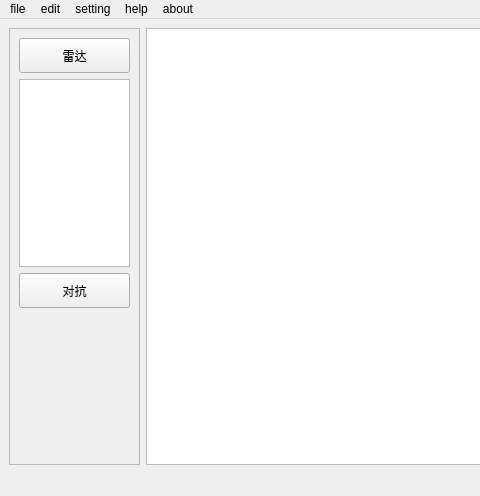
The window that prototype_v0719/mainwindownew.ui (Tangzixia/Digital-Prototype) describes before a commit, drawn with Qt 5; both pictures show x 0 to 480 and y 0 to 496 of the 810 by 496 pixel window.
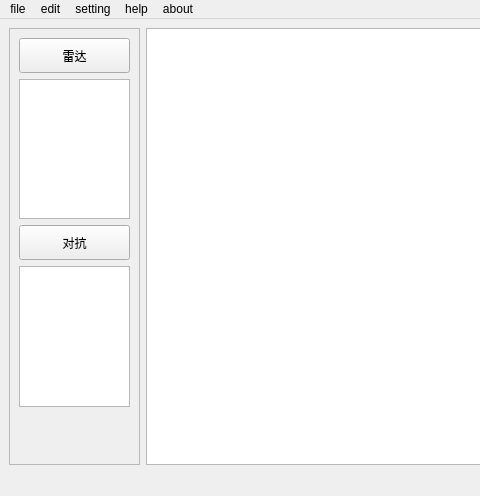
The same window after the commit. Custom widgets are drawn as their Qt base class.

```diff
--- a/prototype_v0719/mainwindownew.ui
+++ b/prototype_v0719/mainwindownew.ui
@@ -39,7 +39,7 @@
          <x>0</x>
          <y>0</y>
          <width>129</width>
-         <height>435</height>
+         <height>431</height>
         </rect>
        </property>
        <layout class="QVBoxLayout" name="verticalLayout_2">
@@ -108,6 +108,9 @@
             </property>
            </widget>
           </item>
+          <item>
+           <widget class="ECMDragListWidget" name="ECMListWidget"/>
+          </item>
          </layout>
         </item>
         <item>
@@ -199,7 +202,12 @@
   <customwidget>
    <class>DragListWidget</class>
    <extends>QListWidget</extends>
-   <header location="global">draglistwidget.h</header>
+   <header>draglistwidget.h</header>
+  </customwidget>
+  <customwidget>
+   <class>ECMDragListWidget</class>
+   <extends>QListWidget</extends>
+   <header location="global">ecmdraglistwidget.h</header>
   </customwidget>
  </customwidgets>
  <resources/>
```
Left out of the diff: 4 changed lines with no effect on the pictures.
